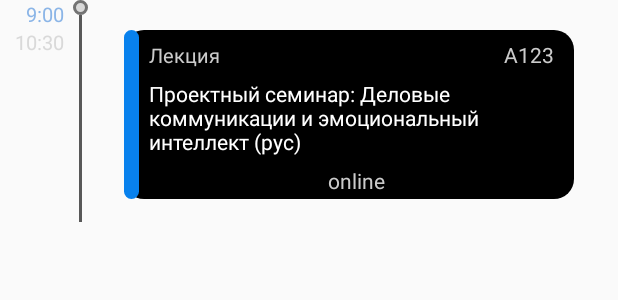
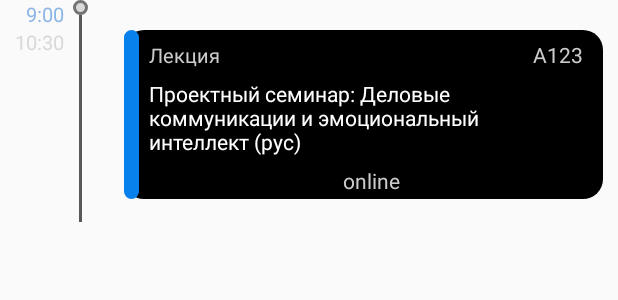
Before and after one commit to thebordev/MireaMobileApp, an Android app: the layout layout_schedule_item.xml on its own in the app's theme, with its tools: preview values and no code run, on a phone screen of 412 x 824 dp. Shown: the top 300 px of the screen. Run offline under Robolectric (Android 15) with nearby library versions, the phone set to English and light mode, and no system bars; Roboto replaces fonts that are not available here.

Commit message:
Update margin right to schedule_item_card

```diff
--- a/app/src/main/res/layout/layout_schedule_item.xml
+++ b/app/src/main/res/layout/layout_schedule_item.xml
@@ -83,11 +83,11 @@
         <LinearLayout
             android:id="@+id/schedule_item_card"
             android:background="@drawable/bg_dialog"
-            android:layout_width="300dp"
+            android:layout_width="match_parent"
             android:layout_height="wrap_content"
             android:layout_marginTop="20dp"
             android:layout_marginBottom="15dp"
-            android:layout_marginRight="120dp"
+            android:layout_marginRight="10dp"
             app:strokeWidth="2dp"
             app:strokeColor="@color/ColorDefaultDeadline"
             >
```
